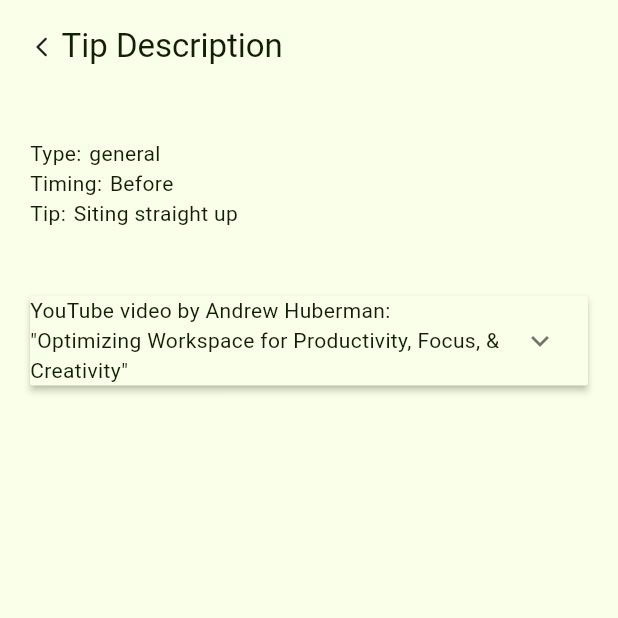
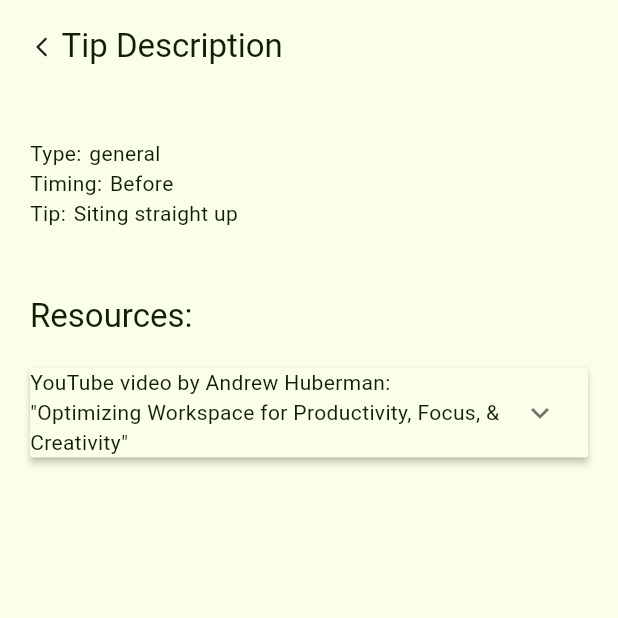
Before and after one commit to guyluz11/infinite_horizons, a Flutter app: the TipInformationPage screen opened directly with sample values from the repository, on a phone screen of 412 x 824 dp, the top half of it. Run offline on Flutter 3.47's test engine with Material 3 defaults, Android fonts, the phone set to English and light mode, and no system bars; our stand-ins replace audioplayers, easy_localization, introduction_screen, logger, wakelock_plus; missing offline and left inert: custom_timer, flutter_vibrate; statements that could not run were skipped.

Commit message:
Added resource title to tip information page #48

```diff
--- a/assets/translations/en-US.json
+++ b/assets/translations/en-US.json
@@ -38,5 +38,6 @@
   "timing:": "Timing:",
   "tip:": "Tip:",
   "next": "Next",
-  "tip_description": "Tip Description"
+  "tip_description": "Tip Description",
+  "resources": "Resources:"
 }
--- a/assets/translations/he-IL.json
+++ b/assets/translations/he-IL.json
@@ -29,5 +29,6 @@
   "undefined": "לא מוגדר",
   "studies_link": "לינק למחקרים",
   "all_tips": "כל הטיפים",
-  "resource_is_empty": "אין מקורות"
+  "resource_is_empty": "אין מקורות",
+  "resources": "מקורות:"
 }
--- a/lib/presentation/pages/tip_information_page.dart
+++ b/lib/presentation/pages/tip_information_page.dart
@@ -21,7 +21,6 @@ class TipInformationPage extends StatelessWidget {
               margin: false,
             ),
             const SeparatorAtom(variant: SeparatorVariant.farApart),
-            if (tip.resourceLinks.isEmpty) const TextAtom('resource_is_empty'),
             Expanded(
               child: SingleChildScrollView(
                 child: Column(
@@ -54,8 +53,20 @@ class TipInformationPage extends StatelessWidget {
                       ],
                     ),
                     const SeparatorAtom(variant: SeparatorVariant.farApart),
+                    if (tip.resourceLinks.isEmpty)
+                      const TextAtom('resource_is_empty')
+                    else
+                      Column(
+                        crossAxisAlignment: CrossAxisAlignment.start,
+                        children: [
+                          const TextAtom(
+                            'resources',
+                            variant: TextVariant.smallTitle,
+                          ),
+                          const SeparatorAtom(),
                           ExpansionPanelList.radio(
-                      children: tip.resourceLinks.map<ExpansionPanelRadio>(
+                            children:
+                                tip.resourceLinks.map<ExpansionPanelRadio>(
                               (Resource r) {
                                 final Uri? link = r.link;
 
@@ -87,6 +98,8 @@ class TipInformationPage extends StatelessWidget {
                           ),
                         ],
                       ),
+                  ],
+                ),
               ),
             ),
           ],
```
Lines whose indentation alone changed are shown as unchanged.
